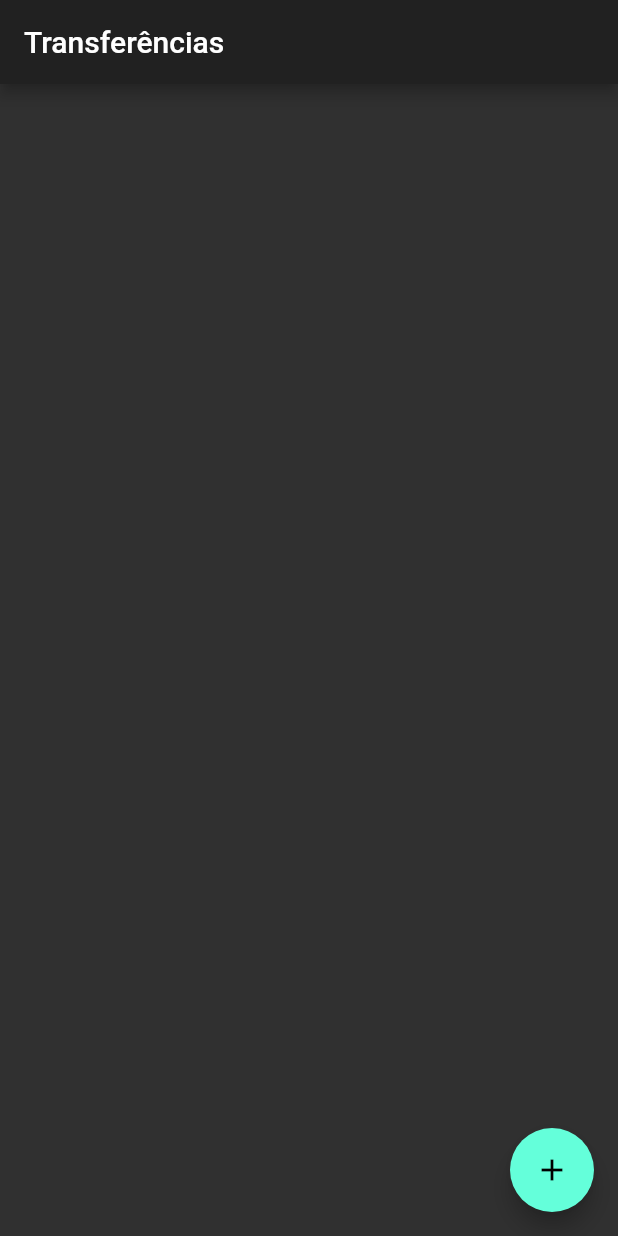
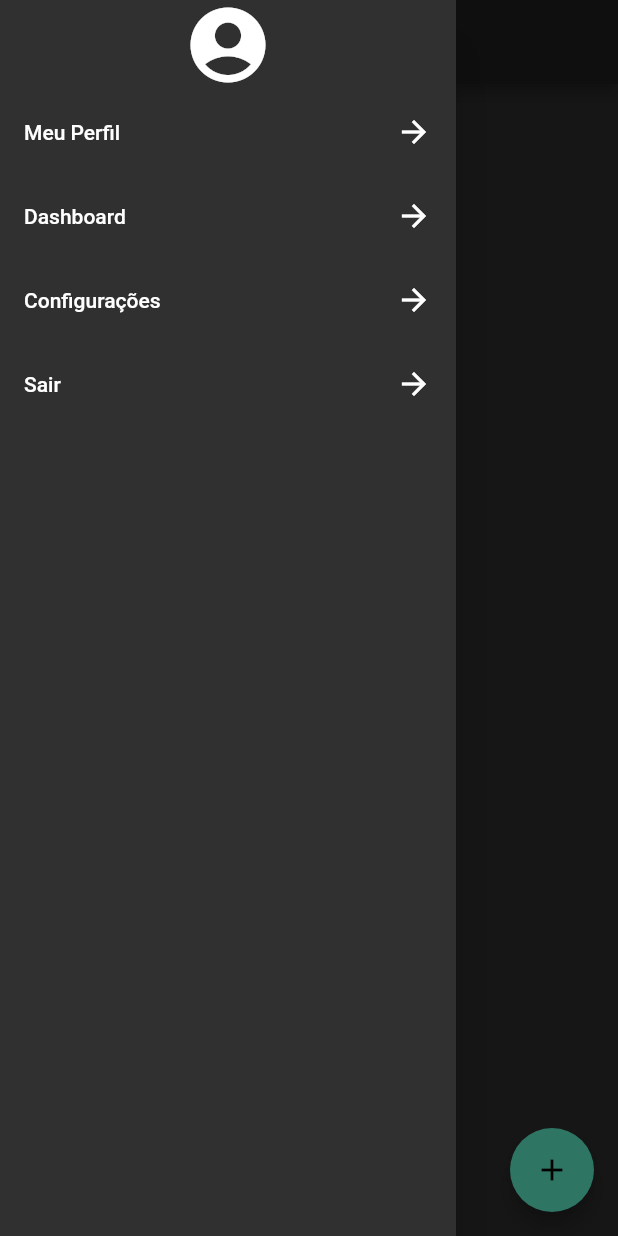
Before and after one commit to victorrmatos19/myFlutterApp, a Flutter app: the screen it shows after launch, with the side drawer open (before the commit the screen has no drawer), on a phone screen of 412 x 824 dp. Run offline on Flutter 3.47's test engine with Material 2 defaults, Android fonts, the phone set to English and light mode, and no system bars.

```diff
--- a/lib/screens/lista_transferencia.dart
+++ b/lib/screens/lista_transferencia.dart
@@ -19,6 +19,39 @@ class ListaTransferenciaState extends State<ListaTransferencia> {
   Widget build(BuildContext context) {
     return Scaffold(
       appBar: AppBar(title: Text(_tituloAppBar),),
+      drawer: Drawer(child: ListView(
+        children: <Widget>[
+          Icon(Icons.account_circle, size: 60.0,),
+          ListTile(
+            title: Text("Meu Perfil"),
+            trailing: Icon(Icons.arrow_forward),
+            onTap: (){
+              debugPrint("Click on Meu Perfil");
+            },
+          ),
+          ListTile(
+            title: Text("Dashboard"),
+            trailing: Icon(Icons.arrow_forward),
+            onTap: (){
+              debugPrint("Click on Dashboard");
+            },
+          ),
+          ListTile(
+            title: Text("Configurações"),
+            trailing: Icon(Icons.arrow_forward),
+            onTap: (){
+              debugPrint("Click on Configurações");
+            },
+          ),
+          ListTile(
+            title: Text("Sair"),
+            trailing: Icon(Icons.arrow_forward),
+            onTap: (){
+              debugPrint("Click on Sair");
+            },
+          ),
+        ],
+      ),),
       body: ListView.builder(
         itemCount: widget._listTransfer.length,
         itemBuilder: (context, indice){
```
